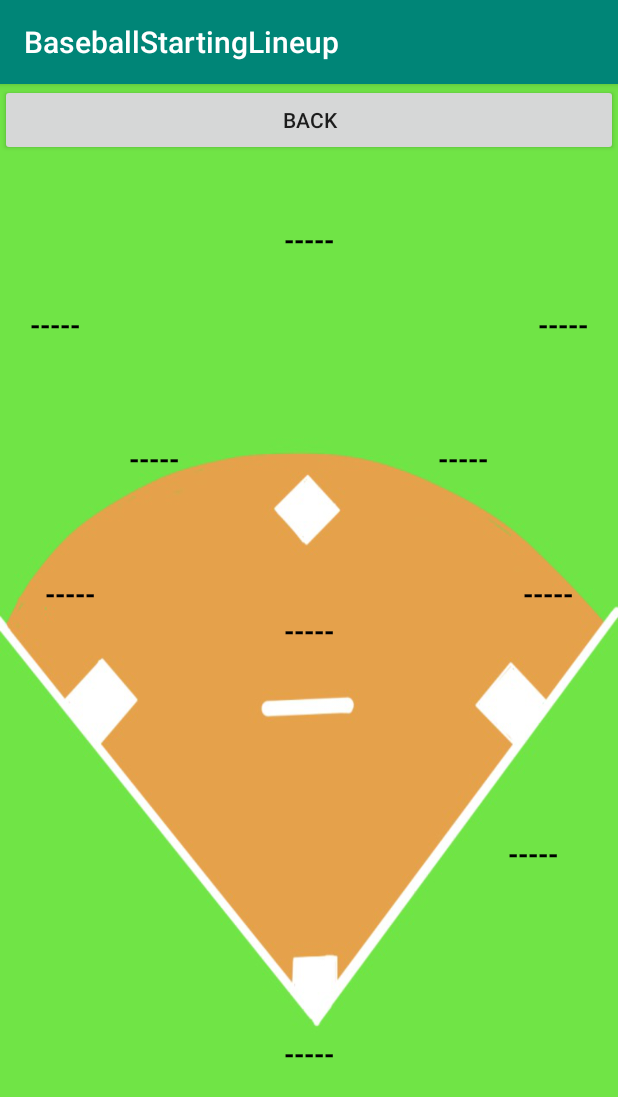
After one commit to korosaka/baseball_lineup_EN, an Android app: the FieldActivity screen opened directly, with no data from a screen before it, on a phone screen of 412 x 824 dp. The commit adds this screen. Shown: the top 1097 px of the screen. Run offline under Robolectric (Android 15) with nearby library versions, the phone set to English and light mode, and no system bars; 2 statements that could not run were skipped.

Commit message:
とりあえず、フィールド画面作って、データ反映させた（要修正点多数）

```diff
--- a/BaseballStartingLineup/app/src/main/AndroidManifest.xml
+++ b/BaseballStartingLineup/app/src/main/AndroidManifest.xml
@@ -16,6 +16,7 @@
                 <category android:name="android.intent.category.LAUNCHER" />
             </intent-filter>
         </activity>
+        <activity android:name=".FieldActivity"></activity>
     </application>
 
 </manifest>
--- /dev/null
+++ b/BaseballStartingLineup/app/src/main/java/com/websarva/wings/android/baseballstartinglineup/FieldActivity.java
@@ -0,0 +1,94 @@
+package com.websarva.wings.android.baseballstartinglineup;
+
+import android.content.Intent;
+import android.os.Bundle;
+import android.support.v7.app.AppCompatActivity;
+import android.view.View;
+import android.widget.TextView;
+
+public class FieldActivity extends AppCompatActivity {
+
+    //戻るボタン
+    //各ポジションのテキスト
+    private TextView position1;
+    private TextView position2;
+    private TextView position3;
+    private TextView position4;
+    private TextView position5;
+    private TextView position6;
+    private TextView position7;
+    private TextView position8;
+    private TextView position9;
+    private TextView positionDH;
+
+
+    @Override
+    protected void onCreate(Bundle savedInstanceState) {
+        super.onCreate(savedInstanceState);
+        setContentView(R.layout.activity_field);
+
+        //ポジション紐付け
+        position1 = findViewById(R.id.pitcher);
+        position2 = findViewById(R.id.catcher);
+        position3 = findViewById(R.id.first);
+        position4 = findViewById(R.id.second);
+        position5 = findViewById(R.id.third);
+        position6 = findViewById(R.id.shortStop);
+        position7 = findViewById(R.id.left);
+        position8 = findViewById(R.id.center);
+        position9 = findViewById(R.id.right);
+        positionDH = findViewById(R.id.dh);
+
+
+        //インテントobject
+        Intent intent = getIntent();
+        //data取得
+        String positions[] = intent.getStringArrayExtra("positions");
+        String names[] = intent.getStringArrayExtra("names");
+
+        //ある打順の守備位置dataがどこかのポジションと合致すれば、その打順登録名を守備フィールドに
+        for(int i = 1;i < 11;i++){
+            switch (positions[i]){
+                case "(投)":
+                    position1.setText(names[i] + " (P)");
+                    break;
+                case "(C)":
+                    position2.setText(names[i] + " (" + i + ")");
+                    break;
+                case "(1B)":
+                    position3.setText(names[i] + " (" + i + ")");
+                    break;
+                case "(2B)":
+                    position4.setText(names[i] + " (" + i + ")");
+                    break;
+                case "(3B)":
+                    position5.setText(names[i] + " (" + i + ")");
+                    break;
+                case "(SS)":
+                    position6.setText(names[i] + " (" + i + ")");
+                    break;
+                case "(LF)":
+                    position7.setText(names[i] + " (" + i + ")");
+                    break;
+                case "(CF)":
+                    position8.setText(names[i] + " (" + i + ")");
+                    break;
+                case "(RF)":
+                    position9.setText(names[i] + " (" + i + ")");
+                    break;
+                case "(DH)":
+                    positionDH.setText(names[i] + " (" + i + ")");
+                    break;
+                default:
+                    position1.setText(names[i] + " (" + (i + 1) + ")");
+                    break;
+            }
+        }
+
+
+    }
+    //戻るボタン
+    public void onClickBack(View view){
+        finish();
+    }
+}
--- a/BaseballStartingLineup/app/src/main/java/com/websarva/wings/android/baseballstartinglineup/MainActivity.java
+++ b/BaseballStartingLineup/app/src/main/java/com/websarva/wings/android/baseballstartinglineup/MainActivity.java
@@ -1,5 +1,6 @@
 package com.websarva.wings.android.baseballstartinglineup;
 
+import android.content.Intent;
 import android.os.Bundle;
 import android.support.v4.app.FragmentTransaction;
 import android.support.v7.app.AppCompatActivity;
@@ -179,6 +180,20 @@ public class MainActivity extends AppCompatActivity {
     // フィールド表示
     public void onClickField(View view){
         // 守備フィールドへ
+
+        //遷移先に送るデータ（各守備位置・名前）
+        String[] positionIntent = new String[11];
+        String[] nameIntent = new String[11];
+        //送るデータ（10人分）を抽出（正規orサブ）
+        for (int i = 1;i < 11;i++){
+            positionIntent[i] = positions[i + k];
+            nameIntent[i] = names[i + k];
+        }
+        //フィールド画面へ
+        Intent intent = new Intent(MainActivity.this,FieldActivity.class);
+        intent.putExtra("positions",positionIntent);
+        intent.putExtra("names",nameIntent);
+        startActivity(intent);
     }
 
 
--- /dev/null
+++ b/BaseballStartingLineup/app/src/main/res/layout/activity_field.xml
@@ -0,0 +1,225 @@
+<?xml version="1.0" encoding="utf-8"?>
+<LinearLayout
+    xmlns:android="http://schemas.android.com/apk/res/android"
+    xmlns:app="http://schemas.android.com/apk/res-auto"
+    xmlns:tools="http://schemas.android.com/tools"
+    android:layout_width="match_parent"
+    android:layout_height="match_parent"
+    tools:context=".FieldActivity"
+    android:orientation="vertical">
+
+    <FrameLayout
+        android:layout_width="match_parent"
+        android:layout_height="0dp"
+        android:layout_weight="1.0">
+
+        <ImageView
+            android:layout_width="match_parent"
+            android:layout_height="match_parent"
+            android:scaleType="fitXY"
+            android:src="@drawable/back_field" />
+        <LinearLayout
+            android:layout_width="match_parent"
+            android:layout_height="match_parent"
+            android:orientation="vertical">
+            <Button
+                android:id="@+id/back_to_lineup"
+                android:layout_width="match_parent"
+                android:layout_height="wrap_content"
+                android:onClick="onClickBack"
+                android:text="@string/back"/>
+
+            <LinearLayout
+                android:layout_width="match_parent"
+                android:layout_height="0dp"
+                android:layout_weight="0.04" />
+
+            <TextView
+                android:id="@+id/center"
+                android:layout_width="wrap_content"
+                android:layout_height="wrap_content"
+                android:layout_gravity="center"
+                android:text="@string/unselected"
+                android:textColor="@android:color/black"
+                android:textSize="18sp"
+                android:textStyle="bold" />
+
+            <LinearLayout
+                android:layout_width="match_parent"
+                android:layout_height="0dp"
+                android:layout_weight="0.03" />
+            <LinearLayout
+                android:layout_width="match_parent"
+                android:layout_height="wrap_content"
+                android:orientation="horizontal">
+                <LinearLayout
+                    android:layout_width="0dp"
+                    android:layout_height="wrap_content"
+                    android:layout_weight="0.5"
+                    android:gravity="start">
+
+                    <TextView
+                        android:id="@+id/left"
+                        android:layout_width="wrap_content"
+                        android:layout_height="wrap_content"
+                        android:layout_marginLeft="20dp"
+                        android:text="@string/unselected"
+                        android:textColor="@android:color/black"
+                        android:textSize="18sp"
+                        android:textStyle="bold" />
+                </LinearLayout>
+                <LinearLayout
+                    android:layout_width="0dp"
+                    android:layout_height="wrap_content"
+                    android:layout_weight="0.5"
+                    android:gravity="end">
+
+                    <TextView
+                        android:id="@+id/right"
+                        android:layout_width="wrap_content"
+                        android:layout_height="wrap_content"
+                        android:layout_marginRight="20dp"
+                        android:text="@string/unselected"
+                        android:textColor="@android:color/black"
+                        android:textSize="18sp"
+                        android:textStyle="bold" />
+                </LinearLayout>
+            </LinearLayout>
+
+            <LinearLayout
+                android:layout_width="match_parent"
+                android:layout_height="0dp"
+                android:layout_weight="0.06" />
+            <LinearLayout
+                android:layout_width="match_parent"
+                android:layout_height="wrap_content"
+                android:orientation="horizontal">
+                <LinearLayout
+                    android:layout_width="0dp"
+                    android:layout_height="wrap_content"
+                    android:layout_weight="0.5"
+                    android:gravity="center">
+
+                    <TextView
+                        android:id="@+id/shortStop"
+                        android:layout_width="wrap_content"
+                        android:layout_height="wrap_content"
+                        android:text="@string/unselected"
+                        android:textColor="@android:color/black"
+                        android:textSize="18sp"
+                        android:textStyle="bold" />
+                </LinearLayout>
+                <LinearLayout
+                    android:layout_width="0dp"
+                    android:layout_height="wrap_content"
+                    android:layout_weight="0.5"
+                    android:gravity="center">
+
+                    <TextView
+                        android:id="@+id/second"
+                        android:layout_width="wrap_content"
+                        android:layout_height="wrap_content"
+                        android:text="@string/unselected"
+                        android:textColor="@android:color/black"
+                        android:textSize="18sp"
+                        android:textStyle="bold" />
+                </LinearLayout>
+            </LinearLayout>
+
+            <LinearLayout
+                android:layout_width="match_parent"
+                android:layout_height="0dp"
+                android:layout_weight="0.06" />
+            <LinearLayout
+                android:layout_width="match_parent"
+                android:layout_height="wrap_content"
+                android:orientation="horizontal">
+                <LinearLayout
+                    android:layout_width="0dp"
+                    android:layout_height="wrap_content"
+                    android:layout_weight="0.5"
+                    android:gravity="start">
+
+                    <TextView
+                        android:id="@+id/third"
+                        android:layout_width="wrap_content"
+                        android:layout_height="wrap_content"
+                        android:layout_marginLeft="30dp"
+                        android:text="@string/unselected"
+                        android:textColor="@android:color/black"
+                        android:textSize="18sp"
+                        android:textStyle="bold" />
+                </LinearLayout>
+                <LinearLayout
+                    android:layout_width="0dp"
+                    android:layout_height="wrap_content"
+                    android:layout_weight="0.5"
+                    android:gravity="end">
+
+                    <TextView
+                        android:id="@+id/first"
+                        android:layout_width="wrap_content"
+                        android:layout_height="wrap_content"
+                        android:layout_marginRight="30dp"
+                        android:text="@string/unselected"
+                        android:textColor="@android:color/black"
+                        android:textSize="18sp"
+                        android:textStyle="bold" />
+                </LinearLayout>
+            </LinearLayout>
+
+            <TextView
+                android:id="@+id/pitcher"
+                android:layout_width="wrap_content"
+                android:layout_height="wrap_content"
+                android:layout_gravity="center"
+                android:layout_marginTop="0dp"
+                android:text="@string/unselected"
+                android:textColor="@android:color/black"
+                android:textSize="18sp"
+                android:textStyle="bold" />
+
+            <LinearLayout
+                android:layout_width="match_parent"
+                android:layout_height="0dp"
+                android:layout_weight="0.1" />
+
+            <TextView
+                android:id="@+id/dh"
+                android:layout_width="wrap_content"
+                android:layout_height="wrap_content"
+                android:layout_gravity="right"
+                android:layout_marginRight="40dp"
+                android:layout_marginTop="15dp"
+                android:text="@string/unselected"
+                android:textColor="@android:color/black"
+                android:textSize="18sp"
+                android:textStyle="bold" />
+
+            <LinearLayout
+                android:layout_width="match_parent"
+                android:layout_height="0dp"
+                android:layout_weight="0.1" />
+
+
+
+            <TextView
+                android:id="@+id/catcher"
+                android:layout_width="wrap_content"
+                android:layout_height="wrap_content"
+                android:layout_gravity="center"
+                android:text="@string/unselected"
+                android:textColor="@android:color/black"
+                android:textSize="18sp"
+                android:textStyle="bold" />
+
+            <LinearLayout
+                android:layout_width="match_parent"
+                android:layout_height="0dp"
+                android:layout_weight="0.1" />
+        </LinearLayout>
+
+    </FrameLayout>
+
+
+</LinearLayout>
```
Also changed, not shown: BaseballStartingLineup/app/src/main/res/drawable/back_field.png (added).
